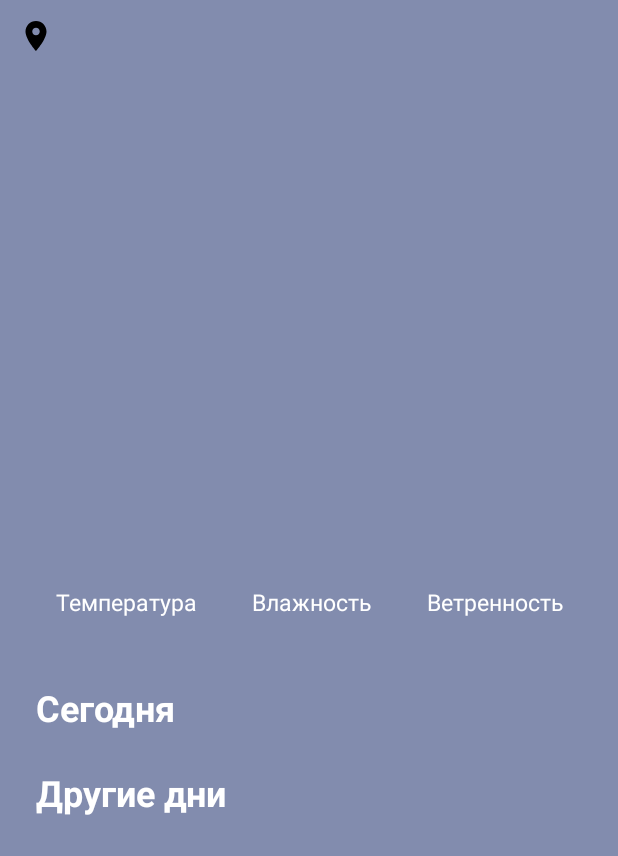
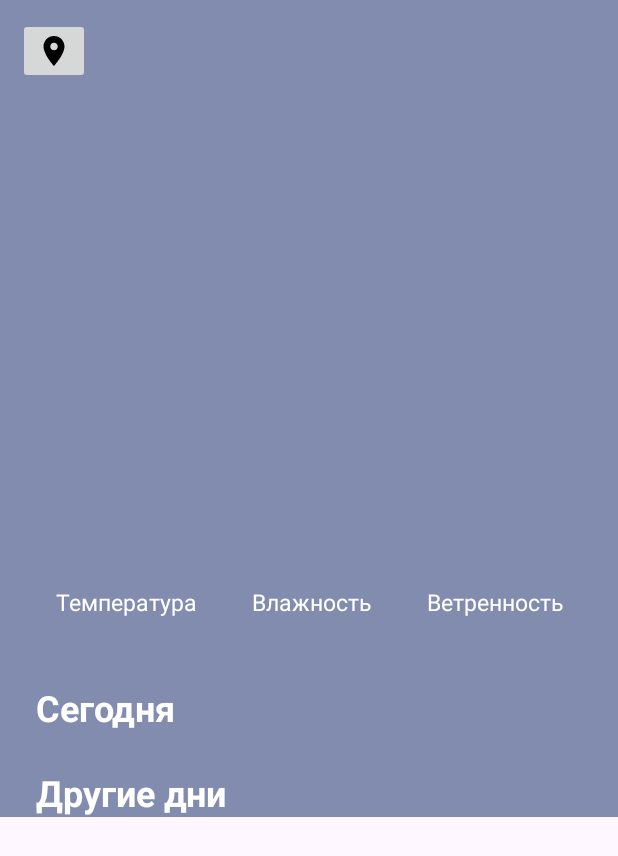
Before and after one commit to dchugunoff/WeatherAppTask, an Android app: the MainScreenFragment screen opened through its navigation route, on a phone screen of 412 x 824 dp. Shown: the top 856 px of the screen. Run offline under Robolectric (Android 15) with nearby library versions, the phone set to English and light mode, and no system bars; our stand-ins replace Dagger/Hilt's generated code; pictures from the network do not load.

Commit message:
fix ui bugs

```diff
--- a/app/src/main/res/layout/fragment_main_screen.xml
+++ b/app/src/main/res/layout/fragment_main_screen.xml
@@ -1,4 +1,9 @@
 <?xml version="1.0" encoding="utf-8"?>
+<ScrollView
+    android:layout_width="match_parent"
+    xmlns:android="http://schemas.android.com/apk/res/android"
+    android:layout_height="match_parent">
+
     <androidx.constraintlayout.widget.ConstraintLayout xmlns:android="http://schemas.android.com/apk/res/android"
         xmlns:app="http://schemas.android.com/apk/res-auto"
         xmlns:tools="http://schemas.android.com/tools"
@@ -15,8 +20,7 @@
             android:layout_marginTop="12dp"
             android:src="@drawable/icon_location"
             app:layout_constraintStart_toStartOf="parent"
-        app:layout_constraintTop_toTopOf="parent"
-        android:background="@color/custom_color"/>
+            app:layout_constraintTop_toTopOf="parent"/>
 
 
 
@@ -206,3 +210,4 @@
 
 
     </androidx.constraintlayout.widget.ConstraintLayout>
+</ScrollView>
```
Lines whose indentation alone changed are shown as unchanged.
